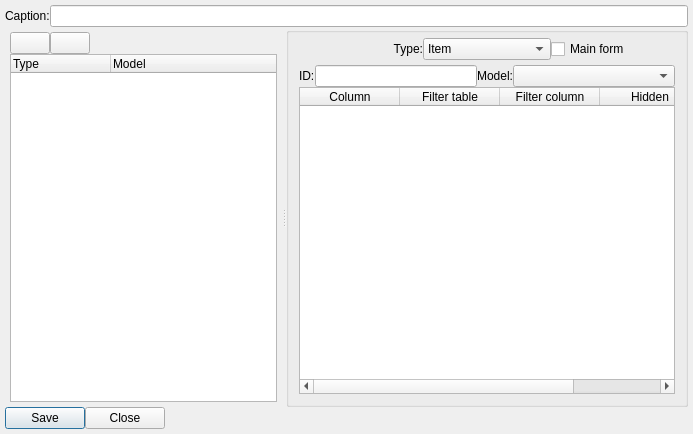
JupiterSoft/libSekura, file wizarditemwidget.ui: the form before one commit.
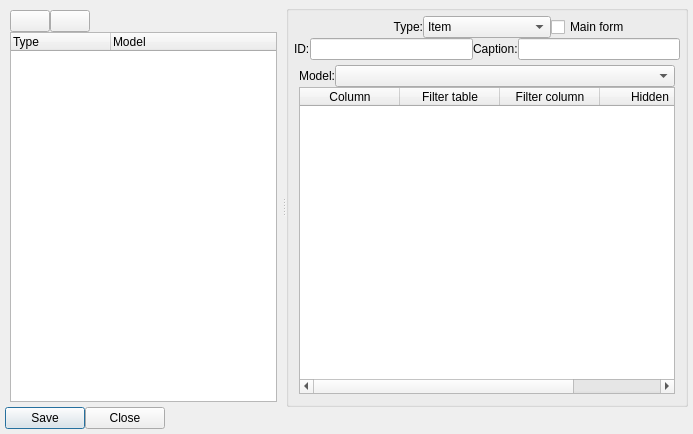
The form after the commit. Icons and pictures are not drawn.

The edit to the form file:
```diff
--- a/wizarditemwidget.ui
+++ b/wizarditemwidget.ui
@@ -14,20 +14,6 @@
    <string>Wizard Item Edit</string>
   </property>
   <layout class="QVBoxLayout" name="verticalLayout_5">
-   <item>
-    <layout class="QHBoxLayout" name="horizontalLayout_4">
-     <item>
-      <widget class="QLabel" name="lCaption">
-       <property name="text">
-        <string>Caption:</string>
-       </property>
-      </widget>
-     </item>
-     <item>
-      <widget class="QLineEdit" name="leCaption"/>
-     </item>
-    </layout>
-   </item>
    <item>
     <widget class="QSplitter" name="splitter">
      <property name="orientation">
@@ -186,6 +172,30 @@
          </item>
         </layout>
        </item>
+       <item>
+        <layout class="QHBoxLayout" name="horizontalLayout_4">
+         <item>
+          <widget class="QLabel" name="label_2">
+           <property name="text">
+            <string>ID:</string>
+           </property>
+          </widget>
+         </item>
+         <item>
+          <widget class="QLineEdit" name="leID"/>
+         </item>
+         <item>
+          <widget class="QLabel" name="lCaption">
+           <property name="text">
+            <string>Caption:</string>
+           </property>
+          </widget>
+         </item>
+         <item>
+          <widget class="QLineEdit" name="leCaption"/>
+         </item>
+        </layout>
+       </item>
        <item>
         <widget class="QStackedWidget" name="sw">
          <property name="currentIndex">
@@ -195,16 +205,6 @@
           <layout class="QVBoxLayout" name="verticalLayout">
            <item>
             <layout class="QHBoxLayout" name="horizontalLayout_2">
-             <item>
-              <widget class="QLabel" name="label_2">
-               <property name="text">
-                <string>ID:</string>
-               </property>
-              </widget>
-             </item>
-             <item>
-              <widget class="QLineEdit" name="leID"/>
-             </item>
              <item>
               <widget class="QLabel" name="lModel">
                <property name="text">
```
Left out of the diff: 20 changed lines with no effect on the pictures.
